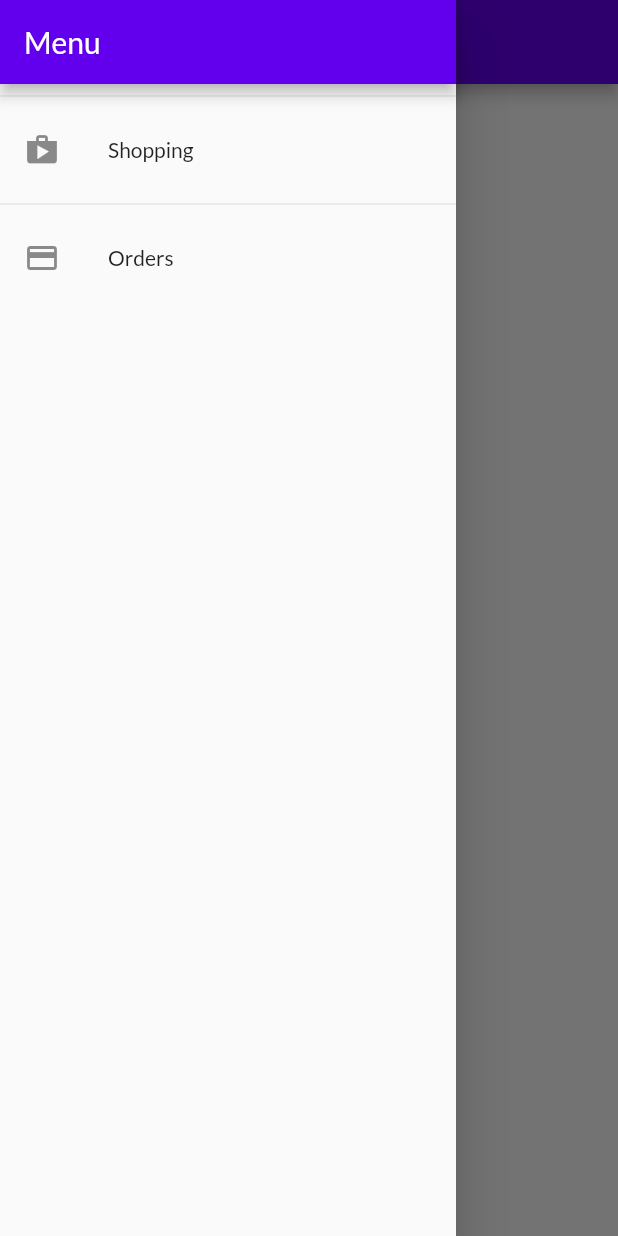
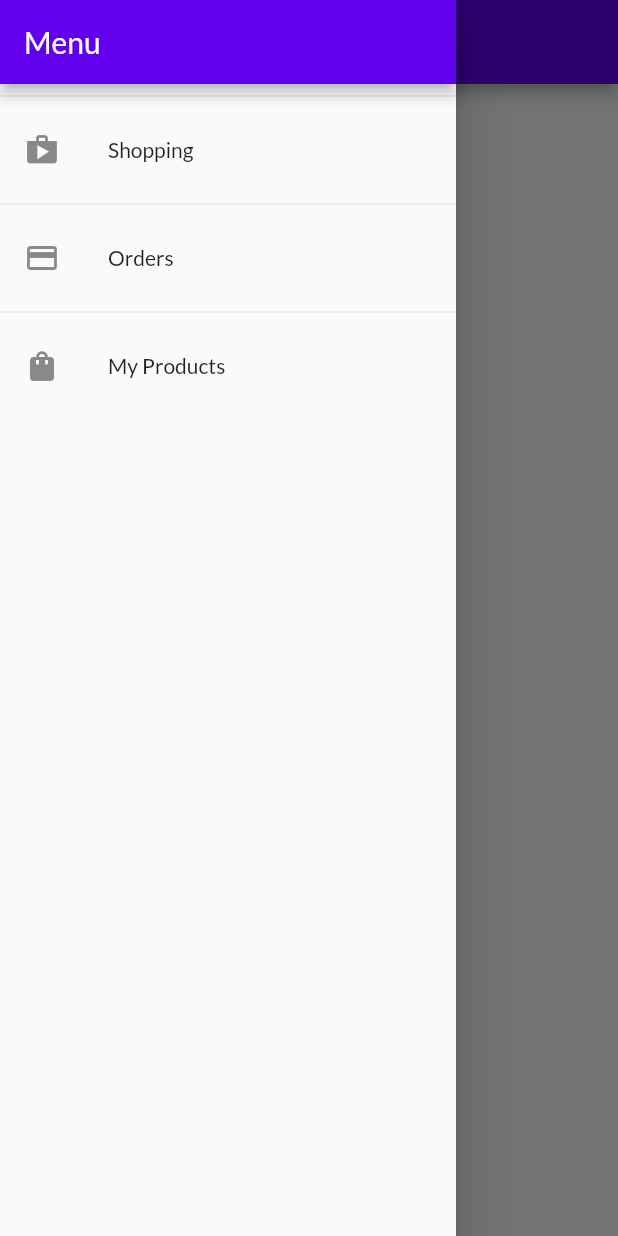
Before and after one commit to ShravanSaiyan/shopping_app, a Flutter app: the OrdersScreen screen opened by its route, with the side drawer open, on a phone screen of 412 x 824 dp. Run offline on Flutter 3.47's test engine with Material 2 defaults, Android fonts, the phone set to English and light mode, and no system bars; network calls fail.

Commit message:
Added the User Product Screen

```diff
--- a/lib/main.dart
+++ b/lib/main.dart
@@ -7,6 +7,7 @@ import 'package:shopping_app/screens/cart_screen.dart';
 import 'package:shopping_app/screens/orders_screen.dart';
 import 'package:shopping_app/screens/product_detail.dart';
 import 'package:shopping_app/screens/product_overview.dart';
+import 'package:shopping_app/screens/user_products_screen.dart';
 
 void main() {
   runApp(const MyApp());
@@ -35,7 +36,8 @@ class MyApp extends StatelessWidget {
         routes: {
           ProductDetail.routeName: (_) => const ProductDetail(),
           CartScreen.routeName: (_) => const CartScreen(),
-          OrdersScreen.routeName: (_) => const OrdersScreen()
+          OrdersScreen.routeName: (_) => const OrdersScreen(),
+          UserProductScreen.routeName: (_) => const UserProductScreen()
         },
         debugShowCheckedModeBanner: false,
       ),
--- a/lib/widgets/app_drawer.dart
+++ b/lib/widgets/app_drawer.dart
@@ -1,5 +1,6 @@
 import 'package:flutter/material.dart';
 import 'package:shopping_app/screens/orders_screen.dart';
+import 'package:shopping_app/screens/user_products_screen.dart';
 
 class AppDrawer extends StatelessWidget {
   const AppDrawer({Key? key}) : super(key: key);
@@ -29,6 +30,15 @@ class AppDrawer extends StatelessWidget {
               Navigator.of(context)
                   .pushReplacementNamed(OrdersScreen.routeName);
             },
+          ),
+          const Divider(),
+          ListTile(
+            leading: const Icon(Icons.shopping_bag),
+            title: const Text("My Products"),
+            onTap: () {
+              Navigator.of(context)
+                  .pushReplacementNamed(UserProductScreen.routeName);
+            },
           )
         ],
       ),
```
Also changed, not shown: lib/widgets/user_product_builder.dart (added, +37 -0 lines).
